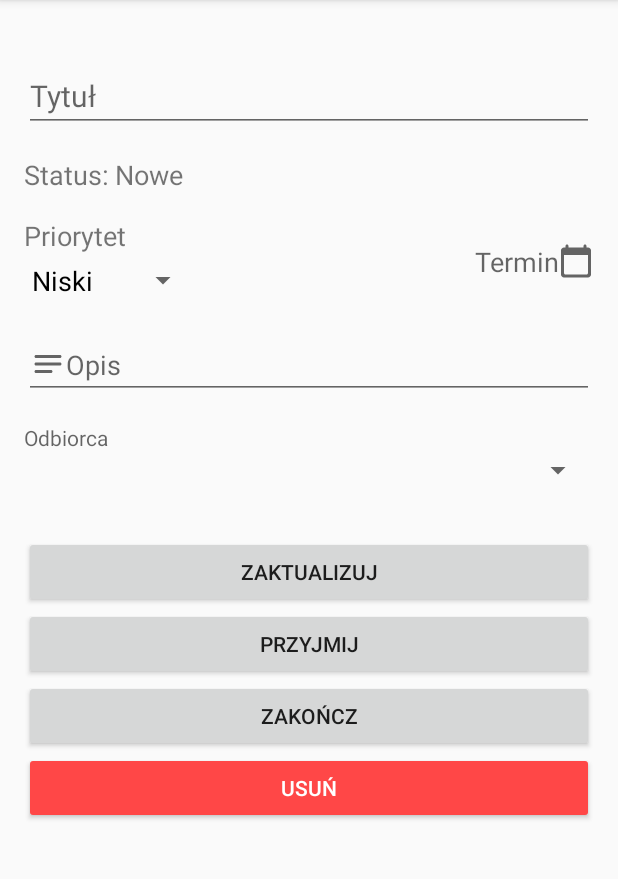
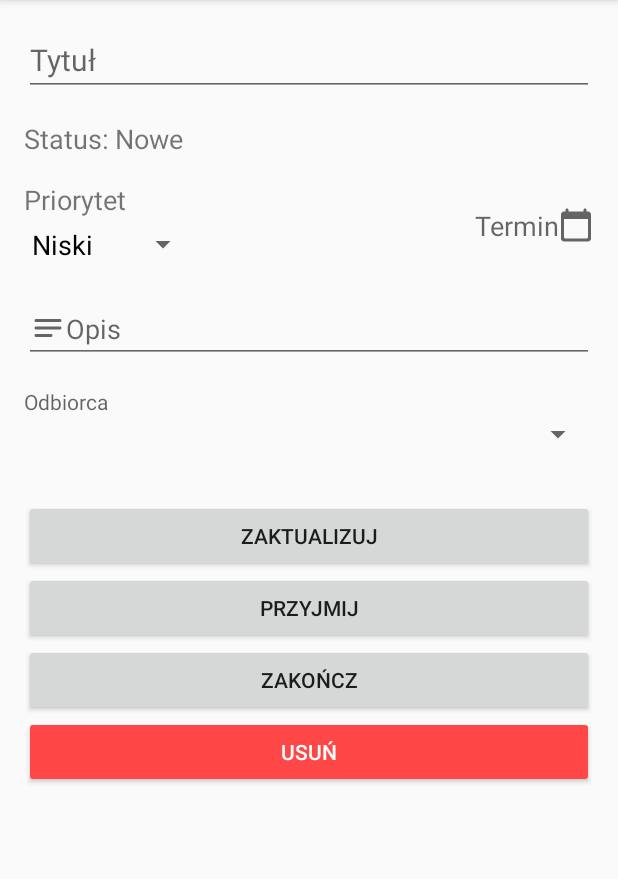
Before and after one commit to hwawrzacz/mr.Task-Android, an Android app: the fragment TaskDetailsFragment placed in its activity, on a phone screen of 412 x 824 dp, the part 84-963 px from its top. Run offline under Robolectric (Android 15) with nearby library versions, the phone set to English and light mode, and no system bars.

Commit message:
Add some layout changes

```diff
--- a/app/src/main/res/layout/fragment_edit_task.xml
+++ b/app/src/main/res/layout/fragment_edit_task.xml
@@ -14,7 +14,6 @@
         android:id="@+id/task_title"
         android:layout_width="match_parent"
         android:layout_height="wrap_content"
-        android:layout_marginTop="24dp"
         android:hint="@string/task_placeholder_title"
         android:textSize="20sp"
         android:inputType="textCapSentences"
--- a/app/src/main/res/layout/fragment_task_details.xml
+++ b/app/src/main/res/layout/fragment_task_details.xml
@@ -14,7 +14,6 @@
         android:id="@+id/task_title"
         android:layout_width="match_parent"
         android:layout_height="wrap_content"
-        android:layout_marginTop="24dp"
         android:hint="@string/task_placeholder_title"
         android:textSize="20sp"
         android:inputType="textCapSentences"
```
